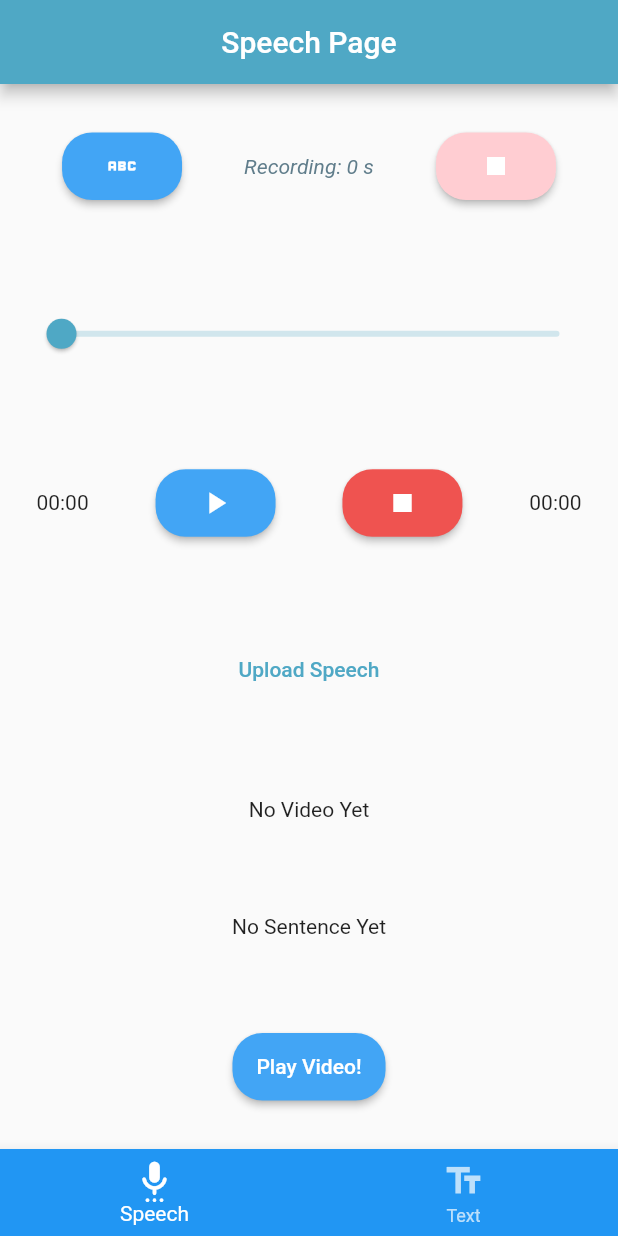
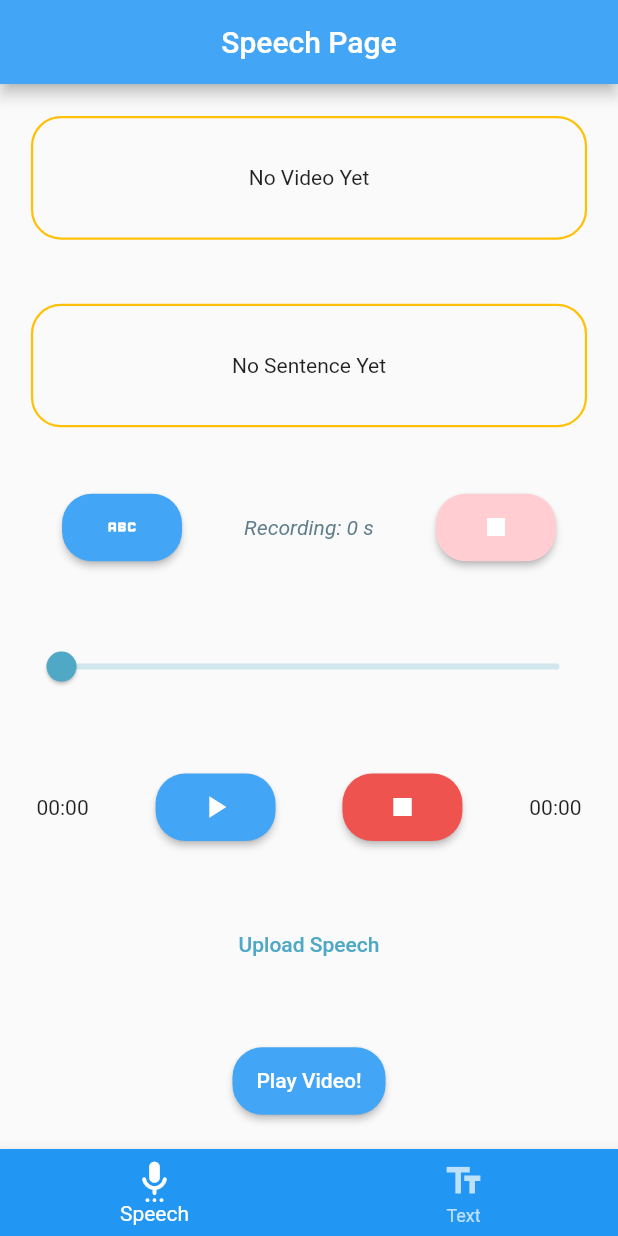
Before and after one commit to AhmedAsim-69/Speech_To_Sign_Language, a Flutter app: the screen it shows after launch, on a phone screen of 412 x 824 dp. Run offline on Flutter 3.47's test engine with Material 2 defaults, Android fonts, the phone set to English and light mode, and no system bars; drawn by our look-alikes of modal_progress_hud_nsn; our stand-ins replace audioplayers, chewie, permission_handler, shared_preferences, video_player; missing offline and left inert: flutter_sound.

Commit message:
UI Improvements

```diff
--- a/lib/pages/speech_page.dart
+++ b/lib/pages/speech_page.dart
@@ -1,5 +1,3 @@
-import 'dart:ui';
-
 import 'package:flutter/material.dart';
 
 import 'package:flutter_sound/flutter_sound.dart';
@@ -18,6 +16,7 @@ import 'package:stsl/services/video_player.dart';
 
 import 'package:stsl/widgets/multi_purpose_button.dart';
 import 'package:stsl/widgets/video_button.dart';
+import 'package:stsl/widgets/words_container.dart';
 
 class SpeechPage extends StatefulWidget {
   const SpeechPage({Key? key, required this.title}) : super(key: key);
@@ -45,7 +44,9 @@ class _SpeechPageState extends State<SpeechPage> {
   @override
   void dispose() {
     AudioRecorder.recorder.closeRecorder();
-    LocalVideoPlayer.chewieController!.dispose();
+    if (LocalVideoPlayer.chewieController != null) {
+      LocalVideoPlayer.chewieController!.dispose();
+    }
     super.dispose();
   }
 
@@ -73,6 +74,7 @@ class _SpeechPageState extends State<SpeechPage> {
       appBar: AppBar(
         title: Text(widget.title),
         centerTitle: true,
+        backgroundColor: Colors.blue[400],
       ),
       body: ModalProgressHUD(
         color: Colors.black,
@@ -87,6 +89,9 @@ class _SpeechPageState extends State<SpeechPage> {
           child: Column(
             mainAxisAlignment: MainAxisAlignment.spaceAround,
             children: <Widget>[
+              WordsContainer(text: ApiCall.wordsFound, altText: "No Video Yet"),
+              WordsContainer(
+                  text: ApiCall.wordsNotFound, altText: "No Sentence Yet"),
               Row(
                 mainAxisAlignment: MainAxisAlignment.spaceEvenly,
                 children: [
@@ -172,18 +177,6 @@ class _SpeechPageState extends State<SpeechPage> {
                   "Upload Speech",
                 ),
               ),
-              Center(
-                child: Text((ApiCall.wordsFound == "")
-                    ? "No Video Yet"
-                    : '''The video is formed for:
-                    ${ApiCall.wordsFound}'''),
-              ),
-              Center(
-                child: Text((ApiCall.wordsFound == "")
-                    ? "No Sentence Yet"
-                    : '''No Pose found for following words:
-                    ${ApiCall.wordsNotFound}'''),
-              ),
               const VideoButton(),
             ],
           ),
--- a/lib/pages/text_page.dart
+++ b/lib/pages/text_page.dart
@@ -3,12 +3,11 @@ import 'package:modal_progress_hud_nsn/modal_progress_hud_nsn.dart';
 
 import 'package:stsl/functions/functions.dart';
 
-import 'package:stsl/pages/display_video.dart';
-
 import 'package:stsl/services/api_call.dart';
 import 'package:stsl/services/user_simple_preferences.dart';
+import 'package:stsl/widgets/video_button.dart';
 import 'package:stsl/services/video_player.dart';
-import 'package:stsl/widgets/video_button.dart';
+import 'package:stsl/widgets/words_container.dart';
 
 class TextPage extends StatefulWidget {
   const TextPage({Key? key, required this.title}) : super(key: key);
@@ -32,7 +31,9 @@ class _TextPageState extends State<TextPage> {
 
   @override
   void dispose() {
-    LocalVideoPlayer.chewieController!.dispose();
+    if (LocalVideoPlayer.chewieController != null) {
+      LocalVideoPlayer.chewieController!.dispose();
+    }
     super.dispose();
   }
 
@@ -62,6 +63,9 @@ class _TextPageState extends State<TextPage> {
           child: Column(
             mainAxisAlignment: MainAxisAlignment.spaceAround,
             children: <Widget>[
+              WordsContainer(text: ApiCall.wordsFound, altText: "No Video Yet"),
+              WordsContainer(
+                  text: ApiCall.wordsNotFound, altText: "No Sentence Yet"),
               Container(
                 margin: const EdgeInsets.symmetric(horizontal: 20),
                 child: TextFormField(
@@ -109,18 +113,6 @@ class _TextPageState extends State<TextPage> {
                   "Upload Text",
                 ),
               ),
-              Center(
-                child: Text((ApiCall.wordsFound == "")
-                    ? "No Video Yet"
-                    : '''The video is formed for:
-                    ${ApiCall.wordsFound}'''),
-              ),
-              Center(
-                child: Text((ApiCall.wordsFound == "")
-                    ? "No Sentence Yet"
-                    : '''No Pose found for following words:
-                    ${ApiCall.wordsNotFound}'''),
-              ),
               const VideoButton(),
             ],
           ),
--- /dev/null
+++ b/lib/widgets/words_container.dart
@@ -0,0 +1,36 @@
+import 'package:flutter/material.dart';
+
+class WordsContainer extends StatelessWidget {
+  const WordsContainer({
+    Key? key,
+    required this.text,
+    required this.altText,
+  }) : super(key: key);
+
+  final String text;
+  final String altText;
+  @override
+  Widget build(BuildContext context) {
+    return Container(
+      alignment: Alignment.center,
+      height: MediaQuery.of(context).size.height * 0.1,
+      width: MediaQuery.of(context).size.width * 0.9,
+      decoration: BoxDecoration(
+        border: Border.all(
+          color: Colors.amber,
+          width: 1.5,
+        ),
+        borderRadius: BorderRadius.circular(20),
+      ),
+      child: SingleChildScrollView(
+        scrollDirection: Axis.vertical,
+        child: Center(
+          child: Text((text == "")
+              ? altText
+              : '''No Pose found for following words:
+          $text'''),
+        ),
+      ),
+    );
+  }
+}
```
